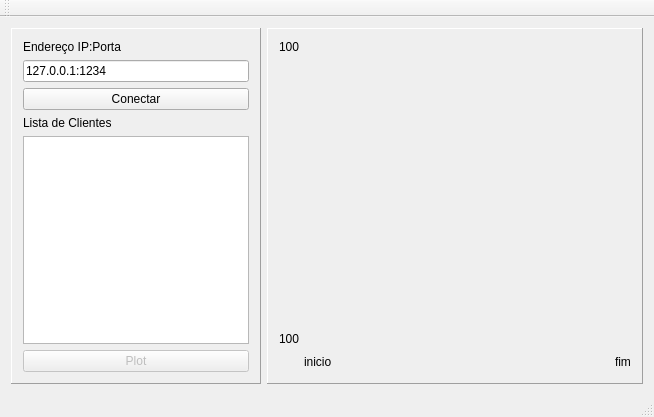
The window that QTDataPlotter/mainwindow.ui (DenisMedeiros/DCA0201QTProject) describes before a commit, drawn with Qt 5.
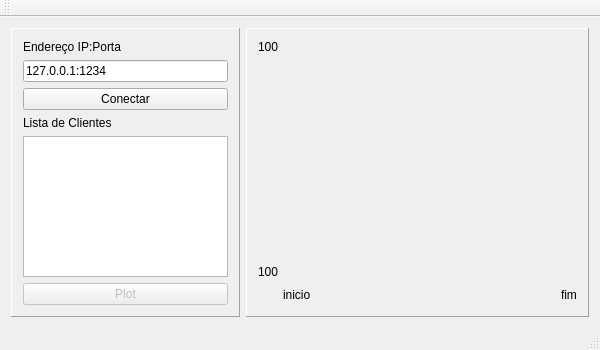
The same window after the commit. Icons and pictures are not drawn. Custom widgets are drawn as their Qt base class.

What changed in the file:
```diff
--- a/QTDataPlotter/mainwindow.ui
+++ b/QTDataPlotter/mainwindow.ui
@@ -6,10 +6,22 @@
    <rect>
     <x>0</x>
     <y>0</y>
-    <width>654</width>
-    <height>417</height>
+    <width>600</width>
+    <height>350</height>
    </rect>
   </property>
+  <property name="sizePolicy">
+   <sizepolicy hsizetype="Minimum" vsizetype="Minimum">
+    <horstretch>0</horstretch>
+    <verstretch>0</verstretch>
+   </sizepolicy>
+  </property>
+  <property name="minimumSize">
+   <size>
+    <width>600</width>
+    <height>350</height>
+   </size>
+  </property>
   <property name="windowTitle">
    <string>QTDataPlotter</string>
   </property>
```
Left out of the diff: 2 changed lines with no effect on the pictures.
